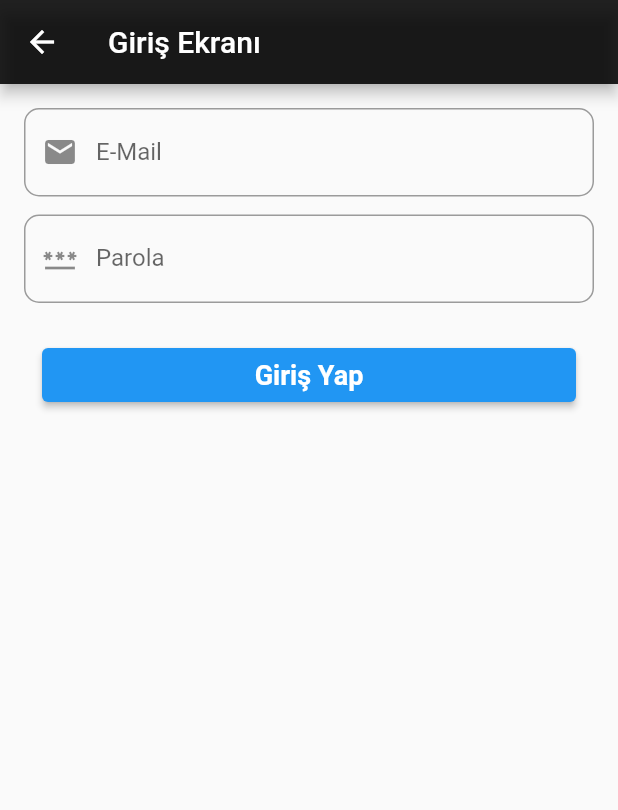
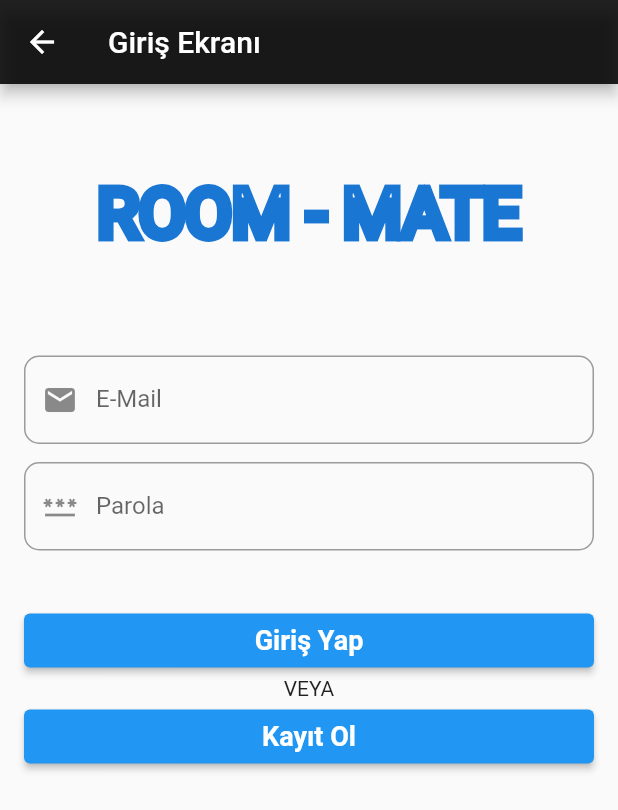
Before and after one commit to yavuzfk/Team40-, a Flutter app: the GirisEkrani screen opened directly, on a phone screen of 412 x 824 dp. Shown: the top 810 px of the screen. Run offline on Flutter 3.47's test engine with Material 2 defaults, Android fonts, the phone set to English and light mode, and no system bars.

Commit message:
giris ekrani ve kesif ekrani duzenlendi

```diff
--- a/lib/main.dart
+++ b/lib/main.dart
@@ -1,5 +1,6 @@
 import 'package:flutter/material.dart';
 import 'package:room_mate/screens/ana_ekran.dart';
+import 'package:room_mate/screens/giris_ekrani.dart';
 
 void main() {
   runApp(MyApp());
@@ -14,7 +15,7 @@ class MyApp extends StatelessWidget {
 
         primarySwatch: Colors.blue,
       ),
-      home: AnaEkran(),
+      home: GirisEkrani(),
     );
   }
 }
--- a/lib/screens/giris_ekrani.dart
+++ b/lib/screens/giris_ekrani.dart
@@ -24,6 +24,23 @@ class _GirisEkraniState extends State<GirisEkrani> {
       body: Padding(
         padding: const EdgeInsets.all(16.0),
         child: Column(children: [
+          SizedBox(
+            height: 50.0,
+          ),
+          Text(
+            'ROOM - MATE',
+            style: TextStyle(
+                height: 1,
+                fontSize: 45,
+              foreground: Paint()
+                ..style = PaintingStyle.stroke
+                ..strokeWidth = 6
+                ..color = Colors.blue[700]!,
+            ),
+          ),
+          SizedBox(
+            height: 70.0,
+          ),
           TextField(
             controller: emailController,
             decoration: InputDecoration(
@@ -55,9 +72,12 @@ class _GirisEkraniState extends State<GirisEkrani> {
             onTap: register,
             child: Container(
               width: double.infinity,
-              child: Padding(
-                padding: const EdgeInsets.all(12.0),
-                child: ElevatedButton(
+              child: Column(
+                children: [
+                  Padding(
+                    padding: const EdgeInsets.all(12.0),),
+
+                  ElevatedButton(
                       child: Center(
                         child: Text(
                           'Giriş Yap',
@@ -74,7 +94,27 @@ class _GirisEkraniState extends State<GirisEkrani> {
                         );
                       },
                     ),
+                  Center(child: Text("VEYA")),
+                  ElevatedButton(
+                      child: Center(
+                        child: Text(
+                          'Kayıt Ol',
+                          style: TextStyle(
+                              color: Colors.white,
+                              fontWeight: FontWeight.bold,
+                              fontSize: 18.0),
+                        ),
+                      ),
+                      onPressed: () {
+                        Navigator.push(
+                          context,
+                          MaterialPageRoute(builder: (context) => const KayitEkrani()),
+                        );
+                      },
+                    ),
 
+
+                ],
               ),
               /*  decoration: BoxDecoration(
                   color: Colors.black87,
--- a/lib/screens/ozellestirme_sayfasi.dart
+++ b/lib/screens/ozellestirme_sayfasi.dart
@@ -1,5 +1,6 @@
 import 'package:flutter/material.dart';
 import 'package:room_mate/screens/ana_ekran.dart';
+import 'package:room_mate/screens/kesif_ekrani.dart';
 
 void main() {
   runApp(const OzellestirmeSayfasi());
@@ -116,7 +117,7 @@ class OzellestirmeSayfasi extends StatelessWidget {
                           Navigator.push(
                             context,
                             MaterialPageRoute(
-                                builder: (context) => const AnaEkran()),
+                                builder: (context) => const KesifEkrani()),
                           );
                         },
                       ),
```
Also changed, not shown: lib/screens/kesif_ekrani.dart (+9 -2 lines). Lines whose indentation alone changed are shown as unchanged.
